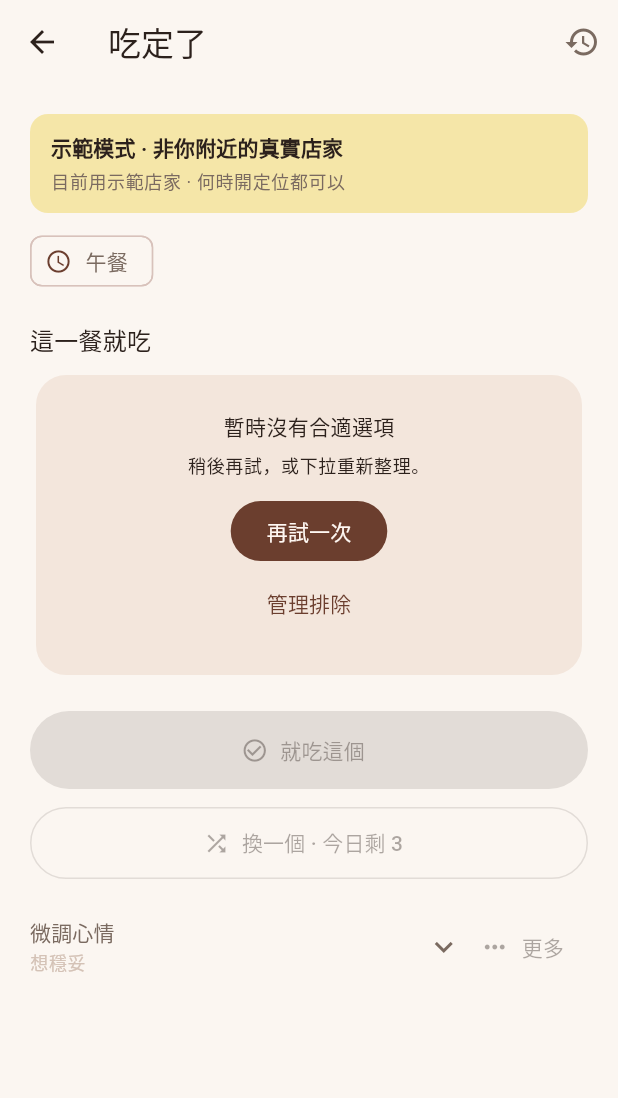
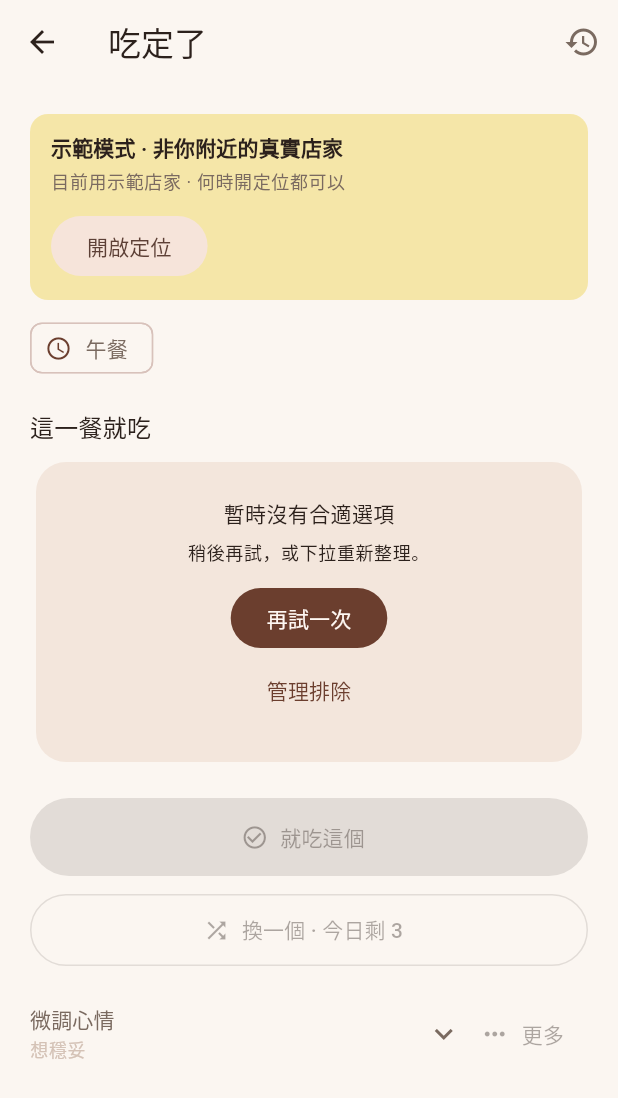
Before and after one commit to hn14932306-sudo/eatset, a Flutter app: the HomeScreen screen opened directly, on a phone screen of 412 x 824 dp. Shown: the top 1098 px of the screen. Run offline on Flutter 3.47's test engine with Material 3 defaults, Android fonts, the light colour scheme and no system bars; our stand-ins replace geolocator, shared_preferences; accounts and stored records are empty.

Commit message:
Polish P0: locate CTA, mood selected color, web maps copy

```diff
--- a/lib/screens/home_screen.dart
+++ b/lib/screens/home_screen.dart
@@ -261,7 +261,7 @@ class HomeScreen extends StatelessWidget {
   }
 }
 
-/// Demo／未定位誠實橫幅（設計 §5）。
+/// Demo／未定位誠實橫幅（設計 §5）：單一橫幅，可合併兩種狀態。
 class _StatusBanner extends StatelessWidget {
   const _StatusBanner({required this.state});
 
@@ -272,7 +272,8 @@ class _StatusBanner extends StatelessWidget {
     final scheme = Theme.of(context).colorScheme;
     final Color bg;
     final String title;
-    final String subtitle;
+    final String? subtitle;
+    final bool showLocateCta = !state.locationOk;
 
     if (state.isDemo && !state.locationOk) {
       bg = scheme.tertiaryContainer;
@@ -285,7 +286,7 @@ class _StatusBanner extends StatelessWidget {
     } else {
       bg = scheme.errorContainer;
       title = '需要定位才能找附近餐廳';
-      subtitle = '請允許定位權限後下拉重新整理';
+      subtitle = null;
     }
 
     return Material(
@@ -302,6 +303,7 @@ class _StatusBanner extends StatelessWidget {
                     fontWeight: FontWeight.w600,
                   ),
             ),
+            if (subtitle != null) ...[
               const SizedBox(height: 4),
               Text(
                 subtitle,
@@ -309,6 +311,17 @@ class _StatusBanner extends StatelessWidget {
                       color: scheme.onSurfaceVariant,
                     ),
               ),
+            ],
+            if (showLocateCta) ...[
+              const SizedBox(height: 10),
+              Align(
+                alignment: Alignment.centerLeft,
+                child: FilledButton.tonal(
+                  onPressed: () => context.read<AppState>().refreshPlaces(),
+                  child: const Text('開啟定位'),
+                ),
+              ),
+            ],
           ],
         ),
       ),
--- a/lib/widgets/mood_chips.dart
+++ b/lib/widgets/mood_chips.dart
@@ -21,6 +21,7 @@ class MoodChips extends StatelessWidget {
       runSpacing: compact ? 6 : 8,
       children: Mood.values.map((m) {
         final selected = m == value;
+        final scheme = Theme.of(context).colorScheme;
         return FilterChip(
           label: Text(
             m.labelZh,
@@ -29,6 +30,7 @@ class MoodChips extends StatelessWidget {
           selected: selected,
           onSelected: (_) => onChanged(m),
           showCheckmark: false,
+          selectedColor: scheme.secondaryContainer,
           visualDensity:
               compact ? VisualDensity.compact : VisualDensity.standard,
           materialTapTargetSize: compact
```
Also changed, not shown: lib/screens/confirm_screen.dart (+11 -1 lines). Lines whose indentation alone changed are shown as unchanged.
